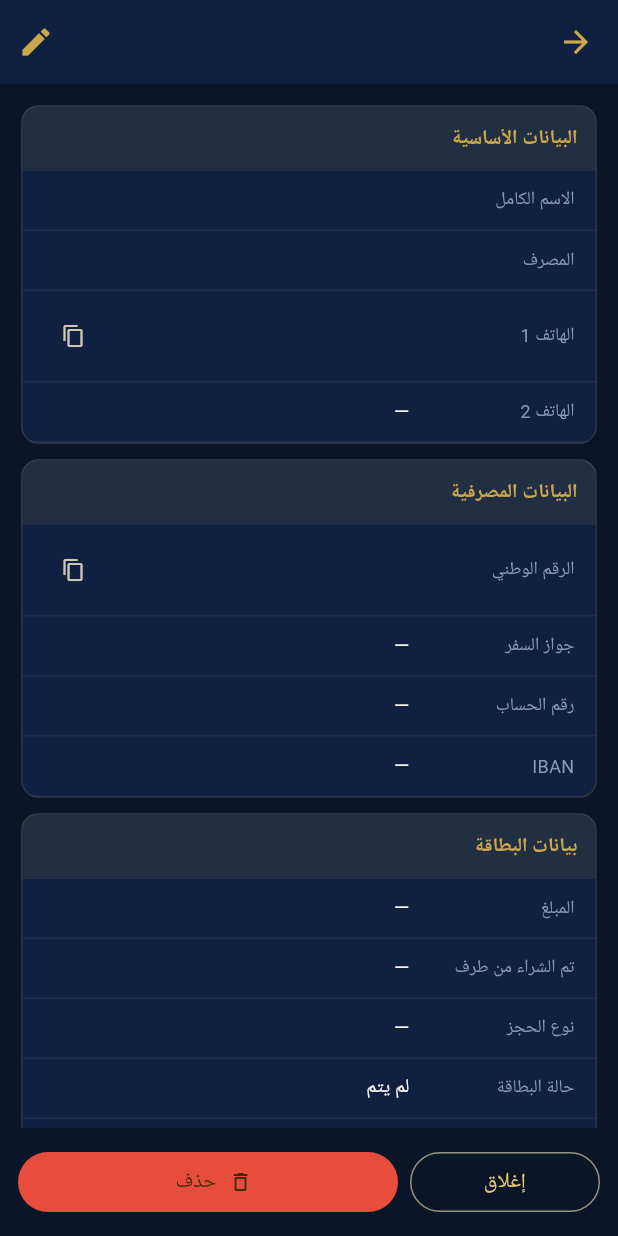
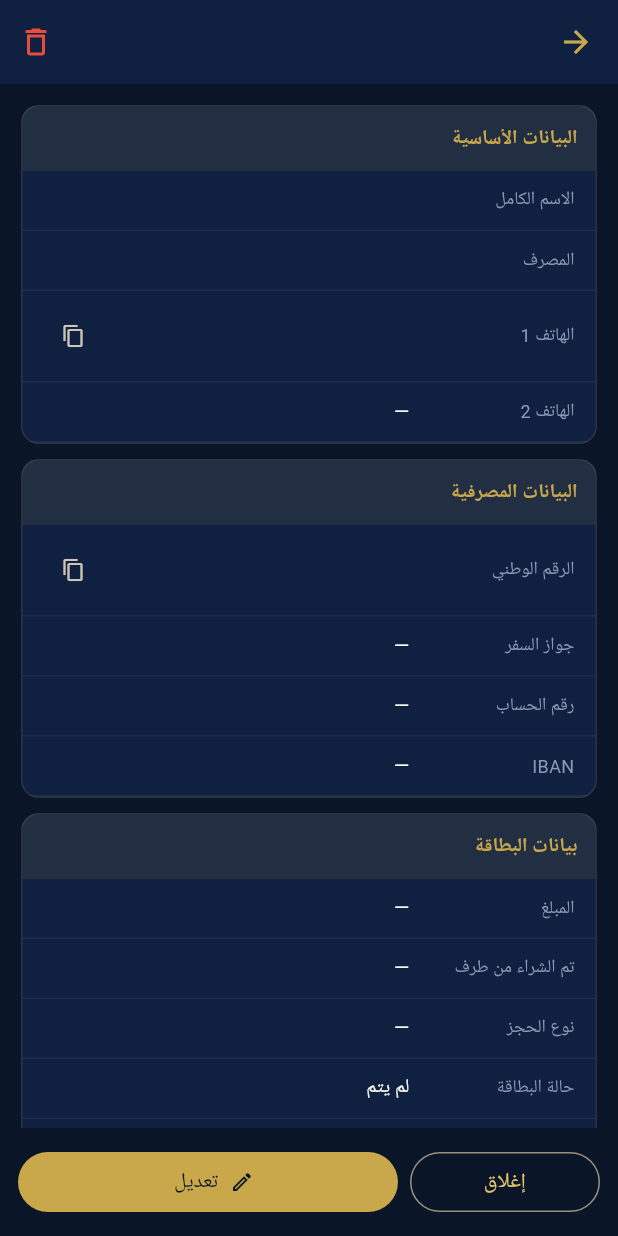
Before and after one commit to agwida-app/banking-app-native, a Flutter app: the ClientDetailScreen screen opened directly with empty values, on a phone screen of 412 x 824 dp. Run offline on Flutter 3.47's test engine with Material 3 defaults, Android fonts, the phone set to English and light mode, and no system bars; our stand-ins replace app_links, cloud_firestore, firebase_auth, firebase_core, share_plus, shared_preferences; accounts and stored records are empty.

Commit message:
Swap client-detail edit/delete button positions
Edit moves to the prominent bottom button (next to إغلاق), delete moves
to a small icon in the app bar — keeps the destructive action less
reachable than the common one. Delete already confirmed via a dialog
before it runs; that was unchanged.

Co-Authored-By: Claude Sonnet 5 <noreply@anthropic.com>
Claude-Session: https://claude.ai/code/session_01B8DnvxptNzi3oQZzHiYkzn

```diff
--- a/flutter_app/lib/screens/client_detail_screen.dart
+++ b/flutter_app/lib/screens/client_detail_screen.dart
@@ -92,8 +92,8 @@ class ClientDetailScreen extends StatelessWidget {
         title: Text(client.name),
         actions: [
           IconButton(
-            icon: const Icon(Icons.edit),
-            onPressed: () => Navigator.push(context, MaterialPageRoute(builder: (_) => ClientFormScreen(existing: client))),
+            icon: const Icon(Icons.delete_outline, color: Color(0xFFE74C3C)),
+            onPressed: () => _delete(context),
           ),
         ],
       ),
@@ -157,10 +157,10 @@ class ClientDetailScreen extends StatelessWidget {
               Expanded(
                 flex: 2,
                 child: FilledButton.icon(
-                  style: FilledButton.styleFrom(backgroundColor: const Color(0xFFE74C3C)),
-                  onPressed: () => _delete(context),
-                  icon: const Icon(Icons.delete_outline, size: 16),
-                  label: const Text('حذف'),
+                  style: FilledButton.styleFrom(backgroundColor: colors.gold, foregroundColor: colors.bg),
+                  onPressed: () => Navigator.push(context, MaterialPageRoute(builder: (_) => ClientFormScreen(existing: client))),
+                  icon: const Icon(Icons.edit_outlined, size: 16),
+                  label: const Text('تعديل'),
                 ),
               ),
             ],
```
